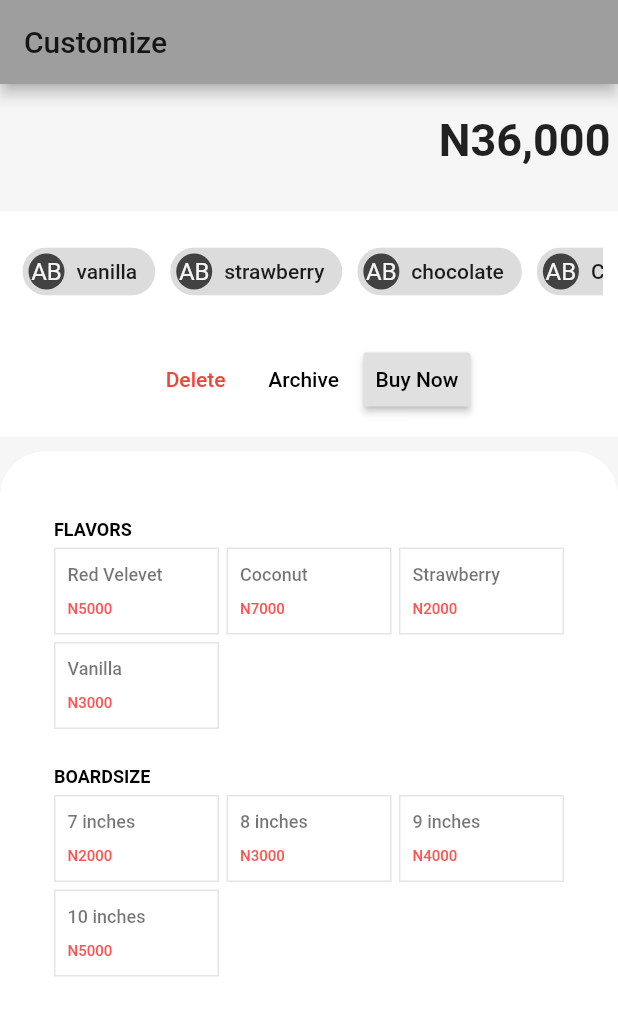
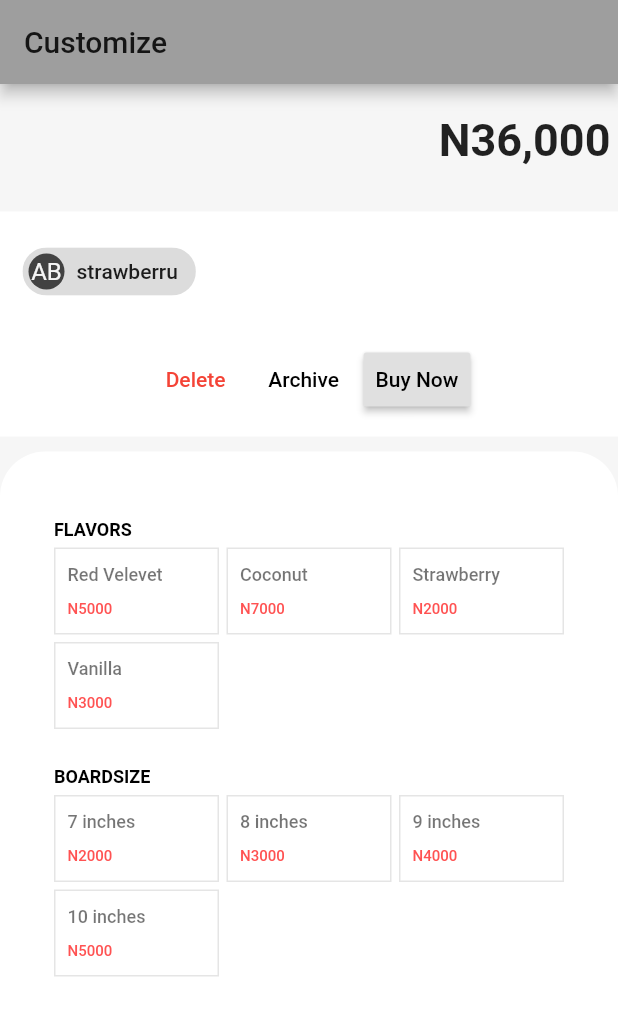
Before and after one commit to mujeex/flutter_fluffy, a Flutter app: the screen it shows after launch, on a phone screen of 412 x 824 dp. Shown: the top 1016 px of the screen. Run offline on Flutter 3.47's test engine with Material 2 defaults, Android fonts, the phone set to English and light mode, and no system bars.

Commit message:
refactor:Using nested providers in root file

```diff
--- a/lib/main.dart
+++ b/lib/main.dart
@@ -1,7 +1,11 @@
 import 'package:flutter/material.dart';
+
 import 'package:provider/provider.dart';
 import 'screens/customize_screen.dart';
+
+//providers
 import 'package:flutter_fluffy/providers/ingredientData.dart';
+import 'package:flutter_fluffy/providers/combo_list.dart';
 
 void main() => runApp(MyApp());
 
@@ -11,12 +15,16 @@ class MyApp extends StatelessWidget {
   Widget build(BuildContext context) {
     return ChangeNotifierProvider(
       create: (context)=>IngredientData(),
-      child: MaterialApp(
-        debugShowCheckedModeBanner: false,
-        theme: ThemeData(
-          primarySwatch: Colors.grey,
+
+      child: ChangeNotifierProvider(
+        create: (context)=>ComboList(),
+        child: MaterialApp(
+          debugShowCheckedModeBanner: false,
+          theme: ThemeData(
+            primarySwatch: Colors.grey,
+          ),
+          home: CustomizeScreen(),
         ),
-        home: CustomizeScreen(),
       ),
     );
   }
--- a/lib/providers/combo_list.dart
+++ b/lib/providers/combo_list.dart
@@ -3,10 +3,10 @@ import 'package:flutter_fluffy/models/selection_model.dart';
 
 class ComboList with ChangeNotifier{
 
-  List<SelectionModel> _comboList=[];
+  List<String> _comboList=['strawberru'];
 
    void addToComboList(SelectionModel selectedItem){
-    _comboList.add(selectedItem);
+//    _comboList.add(selectedItem);
     notifyListeners();
   }
 
--- a/lib/screens/customize_screen.dart
+++ b/lib/screens/customize_screen.dart
@@ -41,7 +41,7 @@ class _CustomizeScreenState extends State<CustomizeScreen> {
                 style: TextStyle(fontSize: 30, fontWeight: FontWeight.bold),
               ),
             ),
-            ComboRow(),
+            CombosRow(),
             Expanded(
               child: Container(
                 decoration: BoxDecoration(
--- a/lib/utility/widget_generator.dart
+++ b/lib/utility/widget_generator.dart
@@ -21,7 +21,6 @@ List<SelectionItem> generateSelectionItemWidgets(List<SelectionModel> ingredient
             Provider.of<IngredientData>(context,listen: false).updateSelection(ingredientModelWidget);
             //Add selected item to combo list provider
             ComboList().addToComboList(ingredientModelWidget);
-            print(ComboList().getComboListLength);
           },
         )
     ) ;
--- a/lib/widgets/combo_row.dart
+++ b/lib/widgets/combo_row.dart
@@ -1,16 +1,15 @@
 import 'package:flutter/material.dart';
+import 'package:flutter_fluffy/providers/combo_list.dart';
+import 'package:provider/provider.dart';
 
-class ComboRow extends StatelessWidget {
-  final List<String> combos = [
-    'vanilla',
-    'strawberry',
-    'chocolate',
-    'Coconut',
-    'Apple'
-  ];
+class CombosRow extends StatelessWidget {
+//  final List<String> combos =ComboList().getComboList;
 
   @override
   Widget build(BuildContext context) {
+    return Consumer<ComboList>(
+      builder: (context,comboList,child){
+//        if(comboList.getComboListLength!=0){
           return Container(
             color: Colors.white,
             margin: EdgeInsets.symmetric(vertical: 10),
@@ -24,7 +23,7 @@ class ComboRow extends StatelessWidget {
                   child: ListView.builder(
                       shrinkWrap: true,
                       scrollDirection: Axis.horizontal,
-                itemCount: combos.length,
+                      itemCount: comboList.getComboListLength,
                       itemBuilder: (BuildContext context, int index) {
                         return Padding(
                           padding: EdgeInsets.symmetric(horizontal: 5),
@@ -34,7 +33,7 @@ class ComboRow extends StatelessWidget {
                               child: Text('AB'),
 
                             ),
-                      label: Text('${combos[index]}'),
+                            label: Text('${comboList.getComboList[index]}'),
                             onPressed: () {
                               print("delete item at $index index");
                             },
@@ -68,5 +67,9 @@ class ComboRow extends StatelessWidget {
               ],
             ),
           );
+//        }
+
+      }
+    );
   }
 }
```
Lines whose indentation alone changed are shown as unchanged.
